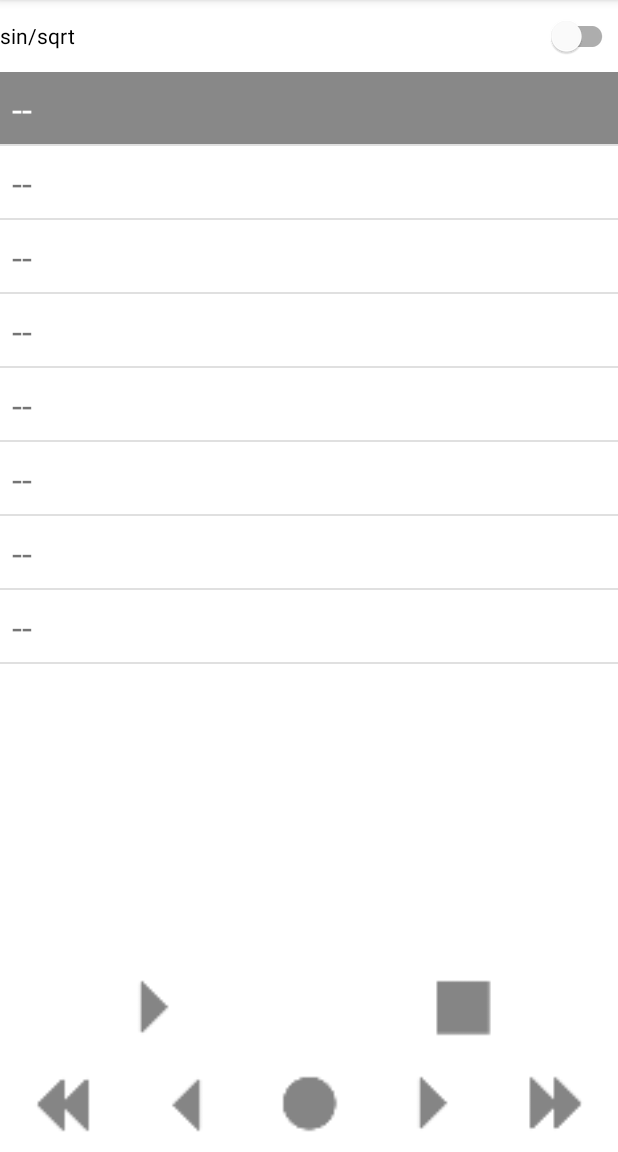
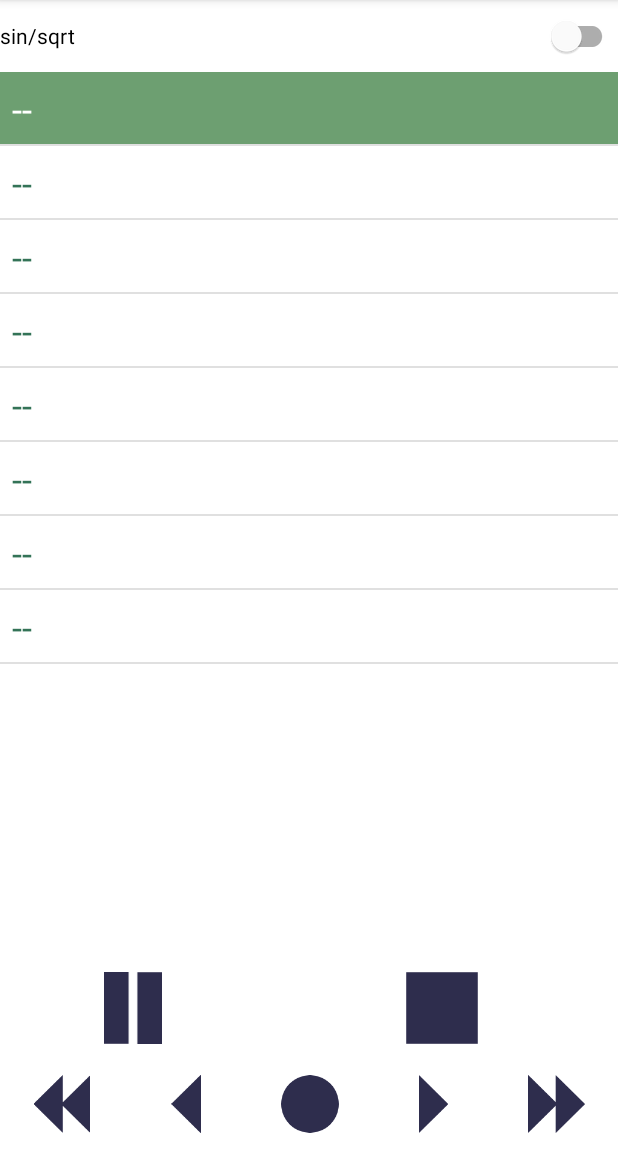
Before and after one commit to omarmelade/ProtoSynth, an Android app: the screen it shows after launch (MainActivity), after a tap on "play", on a phone screen of 412 x 824 dp, the part 84-1236 px from its top. Run offline under Robolectric (Android 15) with nearby library versions, the phone set to English and light mode, and no system bars; 4 statements that could not run were skipped; 1 other tap on this screen came first.

Commit message:
style change but player is blocking ui

```diff
--- a/app/src/main/java/com/omarmelade/studio/protosynth/MainActivity.kt
+++ b/app/src/main/java/com/omarmelade/studio/protosynth/MainActivity.kt
@@ -1,17 +1,8 @@
 package com.omarmelade.studio.protosynth
 
-import android.Manifest
-import android.content.SharedPreferences
-import android.content.pm.PackageManager
 import android.os.*
-import android.view.ContextMenu
-import android.view.Menu
-import android.view.MenuItem
-import android.view.View
 import android.widget.*
 import androidx.appcompat.app.AppCompatActivity
-import androidx.core.app.ActivityCompat
-import androidx.core.content.ContextCompat
 import androidx.recyclerview.widget.DividerItemDecoration
 import androidx.recyclerview.widget.LinearLayoutManager
 import androidx.recyclerview.widget.RecyclerView
@@ -27,6 +18,7 @@ class MainActivity : AppCompatActivity() {
 
     override fun onCreate(savedInstanceState: Bundle?) {
         super.onCreate(savedInstanceState)
+
 
         setContentView(R.layout.activity_main)
 
@@ -48,7 +40,8 @@ class MainActivity : AppCompatActivity() {
         // notes listes
         val notes = notesAdapter.getAllNotes()
         // soundPlayer
-        val player = SoundPlayerHandler(notes)
+        var playing = false
+        val player = SoundPlayerHandler(notes, playing)
         player.startEngine()
 
         btn_sin_sqrt.setOnClickListener{
@@ -92,27 +85,36 @@ class MainActivity : AppCompatActivity() {
             }
         }
 
+
+
         playBtn.setOnClickListener {
+            playBtn.isActivated = false
+            val notes = notesAdapter.getAllNotes()
+            notesAdapter.selectedItems = mutableListOf()
 
-            val notes = notesAdapter.getAllNotes()
 
             // on modifie l'image du boutton
-            if(player.isAlive){
+            if(player.playing){
+                System.err.println("stop")
                 player.interrupt()
-                playBtn.setImageResource(R.drawable.ic_pause)
+                playBtn.setImageResource(R.drawable.ic_play_btn)
             }else{
+                System.err.println("start")
                 player.list = notes
                 player.btn = playBtn;
                 player.running()
-                playBtn.setImageResource(R.drawable.ic_forward)
+                playBtn.setImageResource(R.drawable.ic_pause_btn)
+                playBtn.scaleX = 0.75F
+                playBtn.scaleY = 0.75F
             }
+            playBtn.isActivated = true
         }
 
         stopBtn.setOnClickListener {
             player.interrupt()
-            playBtn.setImageResource(R.drawable.ic_forward)
+            playBtn.setImageResource(R.drawable.ic_play_btn)
         }
+    }
 
 
-    }
 }
--- a/app/src/main/java/com/omarmelade/studio/protosynth/NotesAdapter.kt
+++ b/app/src/main/java/com/omarmelade/studio/protosynth/NotesAdapter.kt
@@ -13,7 +13,7 @@ class NotesAdapter(
 
 ) : RecyclerView.Adapter<NotesAdapter.NotesViewHolder>(){
 
-    private var selectedItems : MutableList<Int> = mutableListOf()
+    var selectedItems : MutableList<Int> = mutableListOf()
 
     // le view holder permet de gerer les elements affiché de la liste
     class NotesViewHolder(itemView: View) : RecyclerView.ViewHolder(itemView)
@@ -54,20 +54,22 @@ class NotesAdapter(
         var txtViewNotes = holder.itemView.tvNotes
         var itemV = holder.itemView
 
+
         itemV.apply {
             txtViewNotes.text = curNotes.note
             if(selectedItems.contains(position)){
-                changeColorTxt(itemV, Color.GRAY, Color.WHITE)
+                changeColorTxt(itemV, Color.parseColor("#6d9f71") , Color.WHITE)
+                itemV.isSelected = true
             }
         }
 
         txtViewNotes.setOnClickListener {
             if (selectedItems.contains(position)) {
                 selectedItems.remove(position)
-                changeColorTxt(itemV, Color.WHITE, Color.GRAY)
+                changeColorTxt(itemV, Color.WHITE, Color.parseColor("#6d9f71"))
             } else {
                 selectedItems.add(position)
-                changeColorTxt(itemV, Color.GRAY, Color.WHITE)
+                changeColorTxt(itemV, Color.parseColor("#6d9f71") , Color.WHITE)
             }
             println(selectedItems)
         }
--- a/app/src/main/java/com/omarmelade/studio/protosynth/SoundPlayer.kt
+++ b/app/src/main/java/com/omarmelade/studio/protosynth/SoundPlayer.kt
@@ -8,12 +8,12 @@ class SoundPlayer
 
     fun playSound(list: MutableList<Note>): Boolean {
         // si le player ne joue pas & la liste n'est pas vide
-        if(!played && list.isNotEmpty()){
+        if(!played){
 
             played = !played // on met jouer a True
             playStart(played) // on lance le moteur audio
             // on lance un thread non bloquant
-                playList(list) // on appele playList
+            playList(list) // on appele playList
         }
         return true
     }
--- a/app/src/main/java/com/omarmelade/studio/protosynth/SoundPlayerHandler.kt
+++ b/app/src/main/java/com/omarmelade/studio/protosynth/SoundPlayerHandler.kt
@@ -3,14 +3,17 @@ package com.omarmelade.studio.protosynth
 import android.widget.ImageButton
 
 class SoundPlayerHandler(
-    list: MutableList<Note>
+    list: MutableList<Note>,
+    playing: Boolean
 ) : Thread() {
 
-
-
-    private var soundPlayer = SoundPlayer();
-    var list        = list;
-    lateinit var btn : ImageButton;
+    var t = Thread{
+        start()
+    }
+    var playing = playing
+    private var soundPlayer = SoundPlayer()
+    var list        = list
+    lateinit var btn : ImageButton
 
     fun setisSin(bool: Boolean){
         soundPlayer.setSinTo(bool)
@@ -20,7 +23,22 @@ class SoundPlayerHandler(
         soundPlayer.startAudioEngine()
     }
 
+    fun stopEngine(){
+        soundPlayer.destroy()
+    }
+
     fun running(){
+
+/*        if(list[0].note != "--"){
+            if(this.isAlive) {
+                this.interrupt()
+            }
+            t.start()
+            if (t.state == State.TERMINATED){
+                playing = false
+                btn.setImageResource(R.drawable.ic_forward)
+            }
+        }*/
         if(this.isAlive) {
             this.interrupt()
         }
@@ -30,17 +48,15 @@ class SoundPlayerHandler(
 
     override fun start() {
         soundPlayer.playSound(list)
-        if (!soundPlayer.played) {
-            setBtnToPlay()
-        }
+        playing = soundPlayer.played
     }
 
-    private fun setBtnToPlay() {
-        btn.setImageResource(R.drawable.ic_forward)
-    }
 
     override fun interrupt() {
-        soundPlayer.playStart(false)
-        setBtnToPlay()
+/*        if(t.isAlive){*/
+            soundPlayer.playStart(false)
+/*            t.join()
+        }*/
+        playing = soundPlayer.played
     }
 }
--- /dev/null
+++ b/app/src/main/res/drawable/ic_fast_forw_btn.xml
@@ -0,0 +1,12 @@
+<vector xmlns:android="http://schemas.android.com/apk/res/android"
+    android:width="187.5dp"
+    android:height="190.33dp"
+    android:viewportWidth="187.5"
+    android:viewportHeight="190.33">
+  <path
+      android:fillColor="#FF000000"
+      android:pathData="M0,0.88L0,189c0,0.71 0.56,1.13 1,0.73l95.26,-94a1.11,1.11 0,0 0,0 -1.45L1,0.16C0.56,-0.25 0,0.17 0,0.88Z"/>
+  <path
+      android:fillColor="#FF000000"
+      android:pathData="M91,1.38L91,189.45c0,0.71 0.56,1.13 1,0.72l95.26,-94a1.11,1.11 0,0 0,0 -1.45L92,0.65C91.56,0.25 91,0.67 91,1.38Z"/>
+</vector>
--- /dev/null
+++ b/app/src/main/res/drawable/ic_forw_btn.xml
@@ -0,0 +1,9 @@
+<vector xmlns:android="http://schemas.android.com/apk/res/android"
+    android:width="96.5dp"
+    android:height="189.83dp"
+    android:viewportWidth="96.5"
+    android:viewportHeight="189.83">
+  <path
+      android:fillColor="#FF000000"
+      android:pathData="M0,0.88L0,189c0,0.71 0.56,1.13 1,0.73l95.26,-94a1.11,1.11 0,0 0,0 -1.45L1,0.16C0.56,-0.25 0,0.17 0,0.88Z"/>
+</vector>
--- /dev/null
+++ b/app/src/main/res/drawable/ic_pause_btn.xml
@@ -0,0 +1,12 @@
+<vector xmlns:android="http://schemas.android.com/apk/res/android"
+    android:width="132.57dp"
+    android:height="166.37dp"
+    android:viewportWidth="132.57"
+    android:viewportHeight="166.37">
+  <path
+      android:fillColor="#FF000000"
+      android:pathData="M0,0h56.2v166.04h-56.2z"/>
+  <path
+      android:fillColor="#FF000000"
+      android:pathData="M76.37,0.33h56.2v166.04h-56.2z"/>
+</vector>
--- /dev/null
+++ b/app/src/main/res/drawable/ic_play_btn.xml
@@ -0,0 +1,6 @@
+<vector android:height="256dp" android:viewportHeight="234.87"
+    android:viewportWidth="170.97" android:width="186.35126dp" xmlns:android="http://schemas.android.com/apk/res/android">
+
+    <path android:fillColor="#000"
+        android:pathData="M0.5,1.59L0.5,233.28a1.09,1.09 0,0 0,1.7 0.9L170,118.33a1.08,1.08 0,0 0,0 -1.79L2.2,0.7A1.08,1.08 0,0 0,0.5 1.59Z" />
+</vector>
--- /dev/null
+++ b/app/src/main/res/drawable/ic_record.xml
@@ -0,0 +1,9 @@
+<vector xmlns:android="http://schemas.android.com/apk/res/android"
+    android:width="188dp"
+    android:height="188dp"
+    android:viewportWidth="188"
+    android:viewportHeight="188">
+  <path
+      android:fillColor="#FF000000"
+      android:pathData="M94,94m-94,0a94,94 0,1 1,188 0a94,94 0,1 1,-188 0"/>
+</vector>
--- /dev/null
+++ b/app/src/main/res/drawable/ic_record_btn.xml
@@ -0,0 +1,9 @@
+<vector xmlns:android="http://schemas.android.com/apk/res/android"
+    android:width="188dp"
+    android:height="188dp"
+    android:viewportWidth="188"
+    android:viewportHeight="188">
+  <path
+      android:fillColor="#FF000000"
+      android:pathData="M94,94m-94,0a94,94 0,1 1,188 0a94,94 0,1 1,-188 0"/>
+</vector>
--- /dev/null
+++ b/app/src/main/res/drawable/ic_stop_btn.xml
@@ -0,0 +1,9 @@
+<vector xmlns:android="http://schemas.android.com/apk/res/android"
+    android:width="190dp"
+    android:height="190dp"
+    android:viewportWidth="190"
+    android:viewportHeight="190">
+  <path
+      android:fillColor="#FF000000"
+      android:pathData="M0.5,0.5h189v189h-189z"/>
+</vector>
--- a/app/src/main/res/layout/item_notes.xml
+++ b/app/src/main/res/layout/item_notes.xml
@@ -10,6 +10,7 @@
         android:layout_width="0dp"
         android:layout_height="wrap_content"
         android:text="C3"
+        android:textColor="@color/black_green"
         android:textSize="24sp"
         app:layout_constraintBottom_toBottomOf="parent"
         app:layout_constraintEnd_toEndOf="parent"
--- a/app/src/main/res/layout/player_bar.xml
+++ b/app/src/main/res/layout/player_bar.xml
@@ -3,7 +3,8 @@
     xmlns:app="http://schemas.android.com/apk/res-auto"
     xmlns:tools="http://schemas.android.com/tools"
     android:layout_width="match_parent"
-    android:layout_height="match_parent">
+    android:layout_height="match_parent"
+    android:theme="@style/Theme.ProtoSynth.Player">
 
     <LinearLayout
         android:id="@+id/linearLayout2"
@@ -12,7 +13,8 @@
         android:orientation="horizontal"
         app:layout_constraintBottom_toTopOf="@+id/linearLayout"
         app:layout_constraintEnd_toEndOf="parent"
-        app:layout_constraintStart_toStartOf="parent">
+        app:layout_constraintStart_toStartOf="parent"
+        >
 
         <ImageButton
             android:id="@+id/playBtn"
@@ -22,7 +24,10 @@
             android:background="#00FA0000"
             android:contentDescription="@string/play_desc"
             android:scaleType="fitCenter"
-            app:srcCompat="@drawable/ic_forward" />
+            app:srcCompat="@drawable/ic_play_btn"
+            android:scaleX="0.75"
+            android:scaleY="0.75"
+            android:theme="@style/Theme.ProtoSynth.Player"/>
 
         <ImageButton
             android:id="@+id/stopBtn"
@@ -32,7 +37,10 @@
             android:background="#00FFFFFF"
             android:contentDescription="@string/stop_desc"
             android:scaleType="fitCenter"
-            app:srcCompat="@drawable/ic_stop" />
+            app:srcCompat="@drawable/ic_stop_btn"
+            android:scaleX="0.75"
+            android:scaleY="0.75"
+            android:theme="@style/Theme.ProtoSynth.Player"/>
 
     </LinearLayout>
 
@@ -52,7 +60,10 @@
             android:contentDescription="@string/fast_backward_desc"
             android:rotation="180"
             android:scaleType="fitCenter"
-            app:srcCompat="@drawable/ic_fast_forward" />
+            app:srcCompat="@drawable/ic_fast_forw_btn"
+            android:scaleX="0.6"
+            android:scaleY="0.6"
+            android:theme="@style/Theme.ProtoSynth.Player"/>
 
         <ImageButton
             android:id="@+id/backBtn"
@@ -63,7 +74,10 @@
             android:contentDescription="@string/backward_desc"
             android:rotation="180"
             android:scaleType="fitCenter"
-            app:srcCompat="@drawable/ic_forward" />
+            app:srcCompat="@drawable/ic_forw_btn"
+            android:scaleX="0.6"
+            android:scaleY="0.6"
+            android:theme="@style/Theme.ProtoSynth.Player"/>
 
         <ImageButton
             android:id="@+id/recordBtn"
@@ -73,7 +87,10 @@
             android:background="#00FFFFFF"
             android:contentDescription="@string/record_desc"
             android:scaleType="fitCenter"
-            app:srcCompat="@drawable/ic_record" />
+            app:srcCompat="@drawable/ic_record_btn"
+            android:scaleX="0.6"
+            android:scaleY="0.6"
+            android:theme="@style/Theme.ProtoSynth.Player"/>
 
         <ImageButton
             android:id="@+id/forwBtn"
@@ -83,7 +100,10 @@
             android:background="#00FFFFFF"
             android:contentDescription="@string/forward_desc"
             android:scaleType="fitCenter"
-            app:srcCompat="@drawable/ic_forward" />
+            app:srcCompat="@drawable/ic_forw_btn"
+            android:scaleX="0.6"
+            android:scaleY="0.6"
+            android:theme="@style/Theme.ProtoSynth.Player"/>
 
         <ImageButton
             android:id="@+id/fast_forwBtn"
@@ -93,7 +113,10 @@
             android:background="#00FFFFFF"
             android:contentDescription="@string/fast_forward_desc"
             android:scaleType="fitCenter"
-            app:srcCompat="@drawable/ic_fast_forward" />
+            app:srcCompat="@drawable/ic_fast_forw_btn"
+            android:scaleX="0.6"
+            android:scaleY="0.6"
+            android:theme="@style/Theme.ProtoSynth.Player"/>
 
     </LinearLayout>
 
--- a/app/src/main/res/values-night/themes.xml
+++ b/app/src/main/res/values-night/themes.xml
@@ -2,15 +2,19 @@
     <!-- Base application theme. -->
     <style name="Theme.ProtoSynth" parent="Theme.MaterialComponents.DayNight.DarkActionBar">
         <!-- Primary brand color. -->
-        <item name="colorPrimary">@color/purple_200</item>
-        <item name="colorPrimaryVariant">@color/purple_700</item>
-        <item name="colorOnPrimary">@color/black</item>
+        <item name="colorPrimary">@color/light_green</item>
+        <item name="colorPrimaryVariant">@color/black_green</item>
+        <item name="colorOnPrimary">@color/white</item>
         <!-- Secondary brand color. -->
-        <item name="colorSecondary">@color/teal_200</item>
-        <item name="colorSecondaryVariant">@color/teal_200</item>
-        <item name="colorOnSecondary">@color/black</item>
+        <item name="colorSecondary">@color/dark_blue</item>
+        <item name="colorSecondaryVariant">@color/sand_white</item>
+        <item name="colorOnSecondary">@color/black_green_night</item>
         <!-- Status bar color. -->
         <item name="android:statusBarColor" tools:targetApi="l">?attr/colorPrimaryVariant</item>
         <!-- Customize your theme here. -->
     </style>
+
+    <style name="Theme.ProtoSynth.Player" parent="Theme.MaterialComponents.DayNight.DarkActionBar">
+        <item name="android:tint">@color/sand_white</item>
+    </style>
 </resources>
--- a/app/src/main/res/values/colors.xml
+++ b/app/src/main/res/values/colors.xml
@@ -1,10 +1,5 @@
 <?xml version="1.0" encoding="utf-8"?>
 <resources>
-    <color name="purple_200">#FFBB86FC</color>
-    <color name="purple_500">#FF6200EE</color>
-    <color name="purple_700">#FF3700B3</color>
-    <color name="teal_200">#FF03DAC5</color>
-    <color name="teal_700">#FF018786</color>
     <color name="black">#FF000000</color>
     <color name="white">#FFFFFFFF</color>
 
@@ -12,4 +7,6 @@
     <color name="dark_blue">#2e2d4d</color>
     <color name="light_green">#6d9f71</color>
     <color name="black_green">#337357</color>
+
+    <color name="black_green_night">#1C4030</color>
 </resources>
--- a/app/src/main/res/values/themes.xml
+++ b/app/src/main/res/values/themes.xml
@@ -1,6 +1,7 @@
 <resources xmlns:tools="http://schemas.android.com/tools">
     <!-- Base application theme. -->
-    <style name="Theme.ProtoSynth" parent="Theme.MaterialComponents.DayNight.DarkActionBar">
+    <style name="Theme.ProtoSynth" parent="Theme.MaterialComponents.Light.DarkActionBar">
+
         <!-- Primary brand color. -->
         <item name="colorPrimary">@color/light_green</item>
         <item name="colorPrimaryVariant">@color/black_green</item>
@@ -13,4 +14,12 @@
         <item name="android:statusBarColor" tools:targetApi="l">?attr/colorPrimaryVariant</item>
         <!-- Customize your theme here. -->
     </style>
+
+    <style name="Theme.ProtoSynth.Player" parent="Theme.MaterialComponents.Light.DarkActionBar">
+        <item name="android:tint">@color/dark_blue</item>
+    </style>
+
+    <style name="Theme.ProtoSynth.Player.itemNote" parent="Theme.MaterialComponents.Light.DarkActionBar">
+        <item name="android:backgroundTint">@color/sand_white</item>
+    </style>
 </resources>
```
